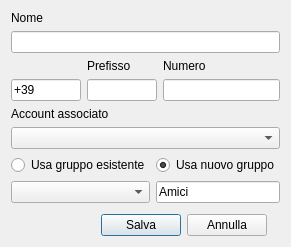
Before: the Qt Designer form aggiungicontatto.ui in freesmee/freesmee-desktop, drawn with Qt 5.
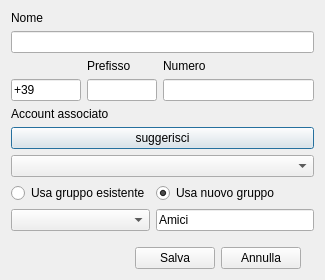
After: the same form once the commit is applied. Icons and pictures are not drawn.

```diff
--- a/aggiungicontatto.ui
+++ b/aggiungicontatto.ui
@@ -6,8 +6,8 @@
    <rect>
     <x>0</x>
     <y>0</y>
-    <width>288</width>
-    <height>247</height>
+    <width>325</width>
+    <height>280</height>
    </rect>
   </property>
   <property name="windowTitle">
@@ -26,7 +26,7 @@
        </property>
       </widget>
      </item>
-     <item row="4" column="0">
+     <item row="5" column="0">
       <widget class="QComboBox" name="comboaccount">
        <property name="insertPolicy">
         <enum>QComboBox::InsertAlphabetically</enum>
@@ -109,7 +109,7 @@
        </item>
       </layout>
      </item>
-     <item row="5" column="0">
+     <item row="6" column="0">
       <layout class="QGridLayout" name="gridLayout_2">
        <item row="0" column="0">
         <widget class="QRadioButton" name="radioEsistente">
@@ -143,6 +143,13 @@
        </item>
       </layout>
      </item>
+     <item row="4" column="0">
+      <widget class="QPushButton" name="autoDetectButton">
+       <property name="text">
+        <string>suggerisci</string>
+       </property>
+      </widget>
+     </item>
     </layout>
    </item>
    <item>
```
